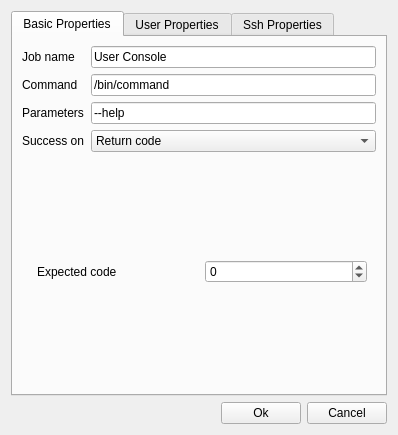
The window that ConfigurationEditingTool/editconsolejobdialog.ui (MickaelOnTheWave/GuimicK) describes before a commit, drawn with Qt 5.
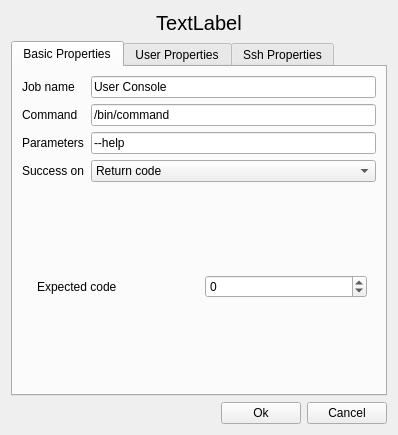
The same window after the commit.

Commit message: Added display class for Console jobs. Added type tag in console configuration dialog. Removed unused Add button in main window.

```diff
--- a/ConfigurationEditingTool/editconsolejobdialog.ui
+++ b/ConfigurationEditingTool/editconsolejobdialog.ui
@@ -14,6 +14,21 @@
    <string>Console Job Configuration</string>
   </property>
   <layout class="QVBoxLayout" name="verticalLayout_7">
+   <item>
+    <widget class="QLabel" name="jobTypeLabel">
+     <property name="font">
+      <font>
+       <pointsize>15</pointsize>
+      </font>
+     </property>
+     <property name="text">
+      <string>TextLabel</string>
+     </property>
+     <property name="alignment">
+      <set>Qt::AlignCenter</set>
+     </property>
+    </widget>
+   </item>
    <item>
     <widget class="QTabWidget" name="tabWidget">
      <property name="currentIndex">
```
The commit also changes 11 other files.
